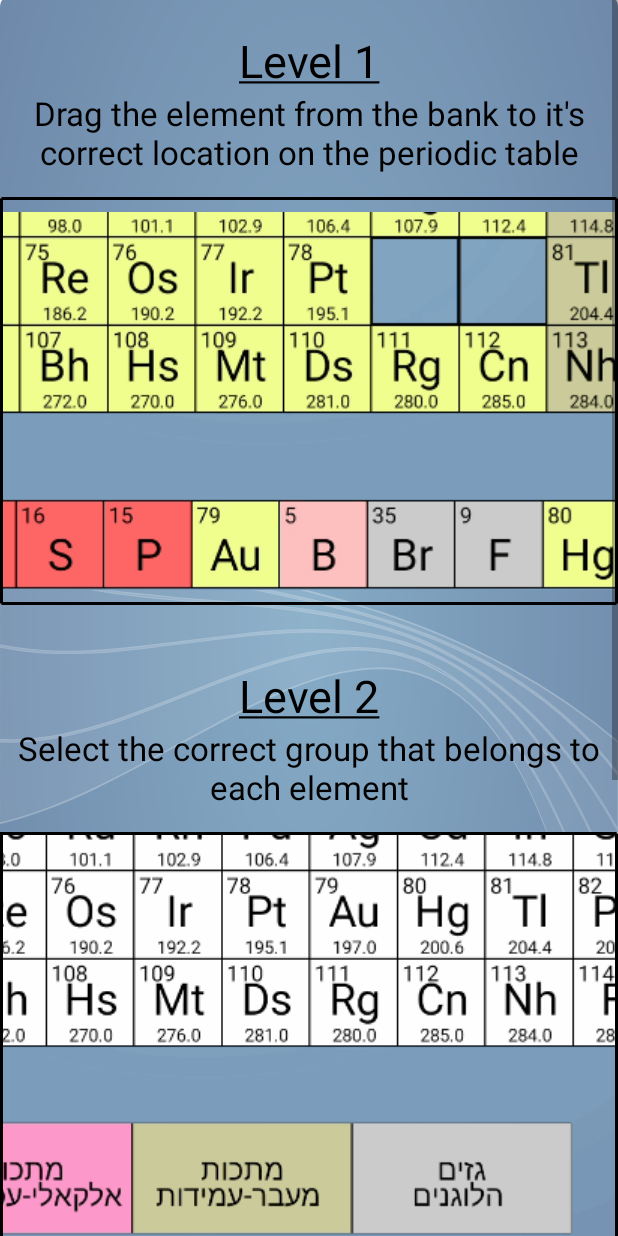
After one commit to idanrdt/AndroidCourseFinalProject, an Android app: the layout instructions_fragment.xml on its own in the app's theme, with its tools: preview values and no code run, on a phone screen of 412 x 824 dp. The commit adds this screen. Run offline under Robolectric (Android 15) with nearby library versions, the phone set to English and light mode, and no system bars.

Commit message:
fix timers and add instructions

```diff
--- a/FinalApplicationProject/app/build.gradle
+++ b/FinalApplicationProject/app/build.gradle
@@ -33,6 +33,9 @@ dependencies {
     implementation 'androidx.appcompat:appcompat:1.3.1'
     implementation 'com.google.android.material:material:1.4.0'
     implementation 'androidx.constraintlayout:constraintlayout:2.1.0'
+    implementation 'com.github.bumptech.glide:glide:4.12.0'
+    implementation 'androidx.legacy:legacy-support-v4:1.0.0'
+    annotationProcessor 'com.github.bumptech.glide:compiler:4.12.0'
     testImplementation 'junit:junit:4.+'
     androidTestImplementation 'androidx.test.ext:junit:1.1.3'
     androidTestImplementation 'androidx.test.espresso:espresso-core:3.4.0'
--- a/FinalApplicationProject/app/src/main/java/com/idanandben/finalapplicationproject/GameActivity.java
+++ b/FinalApplicationProject/app/src/main/java/com/idanandben/finalapplicationproject/GameActivity.java
@@ -309,7 +309,7 @@ public class GameActivity extends AppCompatActivity {
 
     private void finnishGame(boolean victorious) {
         tableView.setTableEnabled(false);
-        timer.cancel();
+        resetTimers();
         if (!victorious) {
             BackgroundMusic.startGameLossMusic(getApplicationContext());
             showLossDialog();
@@ -493,6 +493,7 @@ public class GameActivity extends AppCompatActivity {
 
     @Override
     protected void onPause() {
+        resetTimers();
         finish();
         super.onPause();
     }
--- a/FinalApplicationProject/app/src/main/java/com/idanandben/finalapplicationproject/MainActivity.java
+++ b/FinalApplicationProject/app/src/main/java/com/idanandben/finalapplicationproject/MainActivity.java
@@ -12,6 +12,7 @@ import androidx.appcompat.app.AlertDialog;
 import androidx.appcompat.app.AppCompatActivity;
 
 import com.idanandben.finalapplicationproject.fragments.CustomGameFragment;
+import com.idanandben.finalapplicationproject.fragments.InstructionsFragment;
 import com.idanandben.finalapplicationproject.fragments.MainMenuFragment;
 import com.idanandben.finalapplicationproject.utilities.BackgroundMusic;
 import com.idanandben.finalapplicationproject.utilities.ConstProperties;
@@ -72,6 +73,10 @@ public class MainActivity extends AppCompatActivity {
                 item.setChecked(!muted);
                 result = true;
                 break;
+            case R.id.instructions:
+                showInstructionsFragment();
+                result = true;
+                break;
             default:
                 result = super.onOptionsItemSelected(item);
         }
@@ -93,7 +98,7 @@ public class MainActivity extends AppCompatActivity {
             }
 
             @Override
-            public void onLeaderboardClicked(){leaderboard();}
+            public void onLeaderboardClicked(){ showLeaderboard(); }
         });
 
         getSupportFragmentManager().beginTransaction().setReorderingAllowed(true)
@@ -124,7 +129,13 @@ public class MainActivity extends AppCompatActivity {
                 .add(R.id.fragment_container, customGameFragment).addToBackStack(null).commit();
     }
 
-    private void leaderboard(){
+    private void showInstructionsFragment() {
+        InstructionsFragment instructionsFragment = new InstructionsFragment();
+
+        getSupportFragmentManager().beginTransaction().setReorderingAllowed(true)
+                .add(R.id.fragment_container, instructionsFragment).addToBackStack(null).commit();    }
+
+    private void showLeaderboard(){
         Intent intent = new Intent(this, ScoreActivity.class);
         startActivity(intent);
 
--- /dev/null
+++ b/FinalApplicationProject/app/src/main/java/com/idanandben/finalapplicationproject/fragments/InstructionsFragment.java
@@ -0,0 +1,34 @@
+package com.idanandben.finalapplicationproject.fragments;
+
+import android.os.Bundle;
+import android.view.LayoutInflater;
+import android.view.View;
+import android.view.ViewGroup;
+import android.widget.ImageView;
+
+import androidx.fragment.app.Fragment;
+
+import com.bumptech.glide.Glide;
+import com.idanandben.finalapplicationproject.R;
+
+public class InstructionsFragment extends Fragment {
+
+    @Override
+    public void onCreate(Bundle savedInstanceState) {
+        super.onCreate(savedInstanceState);
+    }
+
+    public View onCreateView(LayoutInflater inflater, ViewGroup container, Bundle savedInstanceState) {
+        View fragmentView = inflater.inflate(R.layout.instructions_fragment, container, false);
+        ImageView gif1 = fragmentView.findViewById(R.id.instructions_gif_1);
+        ImageView gif2 = fragmentView.findViewById(R.id.instructions_gif_2);
+        ImageView gif3 = fragmentView.findViewById(R.id.imageView3);
+
+        Glide.with(this).load(R.drawable.level_1_instruction).into(gif1);
+        Glide.with(this).load(R.drawable.level_2_instruction).into(gif2);
+        Glide.with(this).load(R.drawable.level_3_instruction).into(gif3);
+
+
+        return fragmentView;
+    }
+}
--- /dev/null
+++ b/FinalApplicationProject/app/src/main/res/drawable/black_stroke_background_2dp.xml
@@ -0,0 +1,4 @@
+<?xml version="1.0" encoding="utf-8"?>
+<shape xmlns:android="http://schemas.android.com/apk/res/android">
+    <stroke android:width="2dp" android:color="#000000" android:dashWidth="2dp" />
+</shape>
--- /dev/null
+++ b/FinalApplicationProject/app/src/main/res/layout/instructions_fragment.xml
@@ -0,0 +1,125 @@
+<?xml version="1.0" encoding="utf-8"?>
+<ScrollView
+    xmlns:android="http://schemas.android.com/apk/res/android"
+    xmlns:app="http://schemas.android.com/apk/res-auto"
+    android:layout_width="match_parent"
+    android:layout_height="match_parent"
+    android:background="@drawable/ic_svb">
+
+    <androidx.constraintlayout.widget.ConstraintLayout
+        android:layout_width="match_parent"
+        android:layout_height="wrap_content">
+
+        <TextView
+            android:id="@+id/level_1_title"
+            android:layout_width="match_parent"
+            android:layout_height="wrap_content"
+            android:text="@string/level_1_title_text"
+            android:textColor="@color/black"
+            android:textSize="30sp"
+            android:textAlignment="center"
+            android:layout_marginTop="20dp"
+            app:layout_constraintTop_toTopOf="parent"/>
+
+
+        <TextView
+            android:id="@+id/instructions_text_1"
+            android:layout_width="match_parent"
+            android:layout_height="wrap_content"
+            android:textColor="@color/black"
+            android:textSize="22sp"
+            android:paddingStart="10dp"
+            android:paddingEnd="10dp"
+            android:textAlignment="center"
+            android:text="@string/level_1_instructions_text"
+            app:layout_constraintTop_toBottomOf="@id/level_1_title"/>
+
+        <ImageView
+            android:id="@+id/instructions_gif_1"
+            android:foreground="@drawable/black_stroke_background_2dp"
+            android:layout_width="wrap_content"
+            android:layout_height="wrap_content"
+            android:src="@drawable/level_1_instruction"
+            android:scaleType="center"
+            android:padding="10dp"
+            android:layout_marginTop="15dp"
+            app:layout_constraintTop_toBottomOf="@id/instructions_text_1"
+            app:layout_constraintEnd_toEndOf="parent"
+            app:layout_constraintStart_toStartOf="parent"
+            android:contentDescription="@string/level_1_gif" />
+
+        <TextView
+            android:id="@+id/level_2_title"
+            android:layout_width="match_parent"
+            android:layout_height="wrap_content"
+            android:text="@string/level_2_title_text"
+            android:textColor="@color/black"
+            android:textSize="30sp"
+            android:layout_marginTop="40dp"
+            android:textAlignment="center"
+            app:layout_constraintTop_toBottomOf="@id/instructions_gif_1"/>
+
+        <TextView
+            android:id="@+id/instructions_text_2"
+            android:layout_width="match_parent"
+            android:layout_height="wrap_content"
+            android:textColor="@color/black"
+            android:textSize="22sp"
+            android:paddingStart="10dp"
+            android:paddingEnd="10dp"
+            android:textAlignment="center"
+            android:text="@string/level_2_instructions_text"
+            app:layout_constraintTop_toBottomOf="@id/level_2_title"/>
+
+        <ImageView
+            android:id="@+id/instructions_gif_2"
+            android:foreground="@drawable/black_stroke_background_2dp"
+            android:layout_width="wrap_content"
+            android:layout_height="wrap_content"
+            android:src="@drawable/level_2_instruction"
+            android:scaleType="center"
+            android:layout_marginTop="15dp"
+            app:layout_constraintTop_toBottomOf="@id/instructions_text_2"
+            app:layout_constraintEnd_toEndOf="parent"
+            app:layout_constraintStart_toStartOf="parent"
+            android:contentDescription="@string/level_2_gif" />
+
+        <TextView
+            android:id="@+id/level_3_title"
+            android:layout_width="match_parent"
+            android:layout_height="wrap_content"
+            android:text="@string/level_3_title_text"
+            android:textColor="@color/black"
+            android:textSize="30sp"
+            android:textAlignment="center"
+            android:layout_marginTop="40dp"
+            app:layout_constraintTop_toBottomOf="@id/instructions_gif_2"/>
+
+        <TextView
+            android:id="@+id/instructions_gif_3"
+            android:layout_width="match_parent"
+            android:layout_height="wrap_content"
+            android:textColor="@color/black"
+            android:textSize="22sp"
+            android:paddingStart="10dp"
+            android:paddingEnd="10dp"
+            android:textAlignment="center"
+            android:text="@string/level_3_instructions_text"
+            app:layout_constraintTop_toBottomOf="@id/level_3_title"/>
+
+        <ImageView
+            android:id="@+id/imageView3"
+            android:foreground="@drawable/black_stroke_background_2dp"
+            android:layout_width="wrap_content"
+            android:layout_height="wrap_content"
+            android:src="@drawable/level_3_instruction"
+            android:scaleType="center"
+            app:layout_constraintTop_toBottomOf="@id/instructions_gif_3"
+            app:layout_constraintEnd_toEndOf="parent"
+            app:layout_constraintStart_toStartOf="parent"
+            android:layout_marginTop="15dp"
+            android:contentDescription="@string/level_3_gif" />
+
+    </androidx.constraintlayout.widget.ConstraintLayout>
+
+</ScrollView>
--- a/FinalApplicationProject/app/src/main/res/menu/main_page_menu.xml
+++ b/FinalApplicationProject/app/src/main/res/menu/main_page_menu.xml
@@ -13,4 +13,8 @@
         android:checkable="true"
         android:icon="@drawable/ic_baseline_music_off_24"/>
 
+    <item
+        android:title="@string/instructions_main_menu_button"
+        android:id="@+id/instructions"/>
+
 </menu>
--- a/FinalApplicationProject/app/src/main/res/values/strings.xml
+++ b/FinalApplicationProject/app/src/main/res/values/strings.xml
@@ -1,5 +1,5 @@
 <resources>
-    <string name="app_name">Element\'s Table</string>
+    <string name="app_name">Periodico</string>
     <string name="element_H">Hydrogen</string>
     <string name="element_He">Helium</string>
     <string name="element_Li">Lithium</string>
@@ -126,4 +126,13 @@
     <string name="instructions_main_menu_button">Instructions</string>
     <string name="points_message">"Points: "</string>
     <string name="life_message">"Life: "</string>
+    <string name="level_1_title_text"><u>Level 1</u></string>
+    <string name="level_2_title_text"><u>Level 2</u></string>
+    <string name="level_3_title_text"><u>Level 3</u></string>
+    <string name="level_1_instructions_text">Drag the element from the bank to it\'s correct location on the periodic table</string>
+    <string name="level_2_instructions_text">Select the correct group that belongs to each element</string>
+    <string name="level_3_instructions_text">Place the correct element name to it\'s symbol on the periodic table</string>
+    <string name="level_1_gif">Level 1 gif</string>
+    <string name="level_2_gif">Level 2 gif</string>
+    <string name="level_3_gif">Level 3 gif</string>
 </resources>
```
Also changed, not shown: FinalApplicationProject/app/src/main/res/drawable-v24/level_1_instruction.gif (added), FinalApplicationProject/app/src/main/res/drawable-v24/level_2_instruction.gif (added), FinalApplicationProject/app/src/main/res/drawable-v24/level_3_instruction.gif (added), 1 other file.
